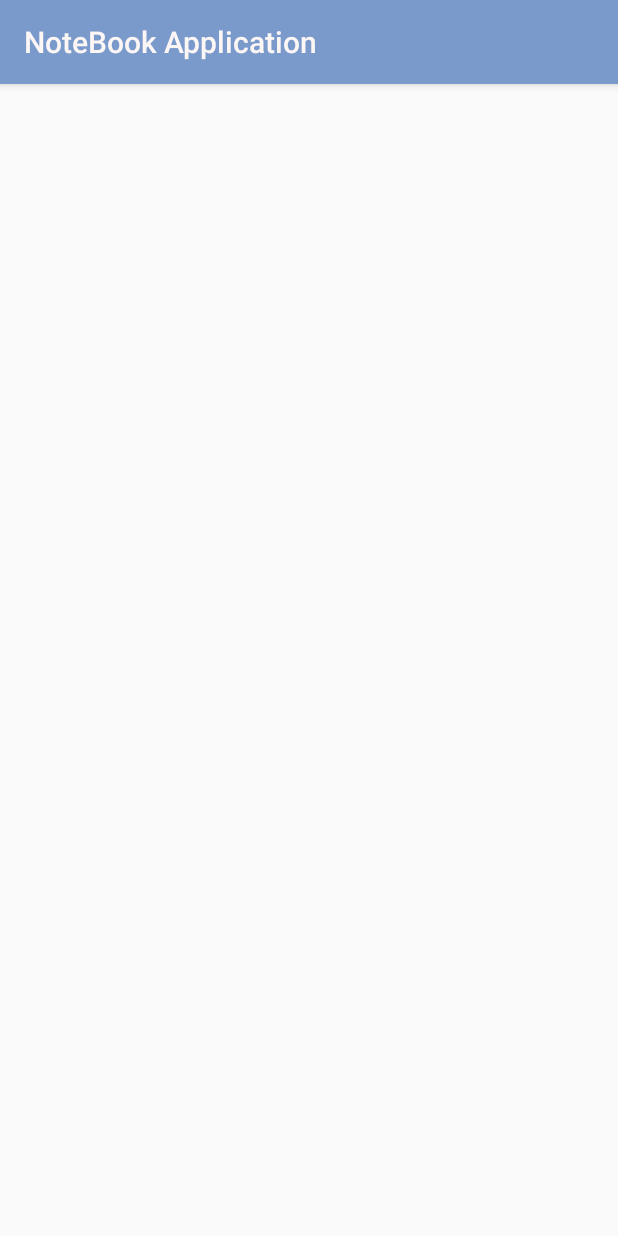
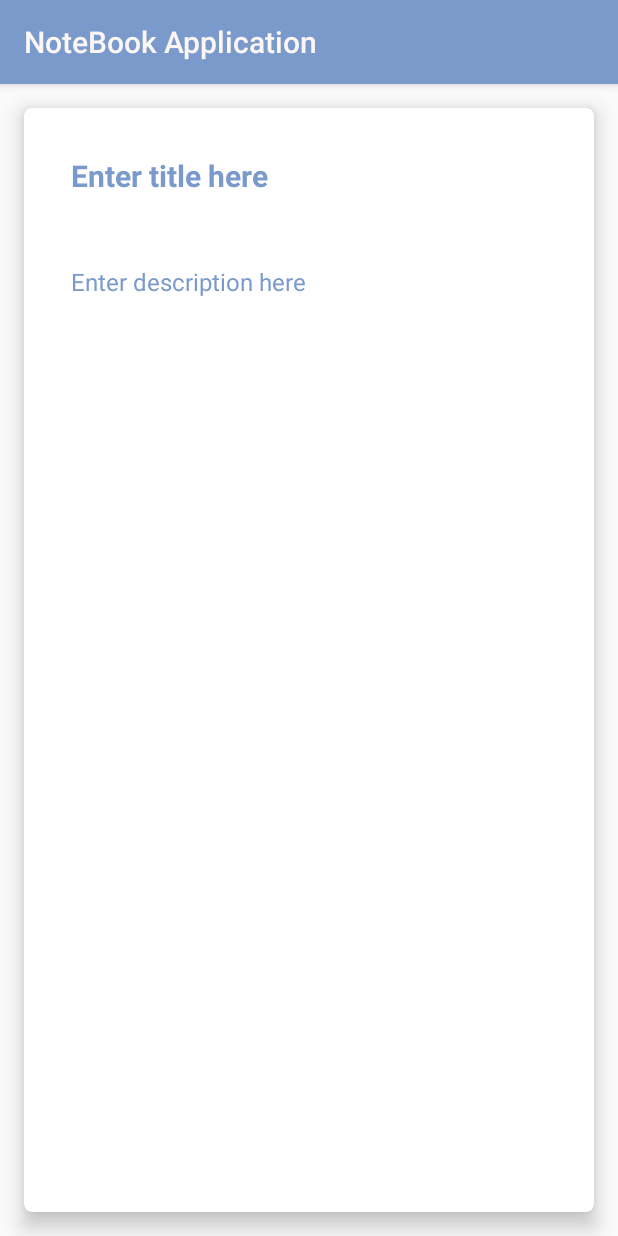
Before and after one commit to mralirezasoheili/notebook-application, an Android app: the fragment NewNoteFragment shown on its own in the app's theme, on a phone screen of 412 x 824 dp. Run offline under Robolectric (Android 15) with nearby library versions, the light colour scheme and no system bars.

Commit message:
Design fragment_new_note.xml

```diff
--- a/app/src/main/res/layout/fragment_home.xml
+++ b/app/src/main/res/layout/fragment_home.xml
@@ -55,9 +55,10 @@
 
             <ImageView
                 android:id="@+id/imageView"
-                android:layout_width="250dp"
-                android:layout_height="250dp"
-                android:src="@drawable/ic_bat"
+                android:layout_width="200dp"
+                android:layout_height="200dp"
+                android:contentDescription="@string/no_notes_available"
+                android:src="@drawable/ic_drawer"
                 app:layout_constraintEnd_toEndOf="parent"
                 app:layout_constraintStart_toStartOf="parent"
                 app:layout_constraintTop_toTopOf="parent" />
@@ -69,8 +70,8 @@
                 android:layout_gravity="center"
                 android:layout_marginTop="12dp"
                 android:text="@string/no_notes_available"
+                android:textColor="@color/colorPrimaryDark"
                 android:textSize="18sp"
-                android:textColor="@color/colorPrimaryDark"
                 android:textStyle="bold"
                 app:layout_constraintBottom_toBottomOf="parent"
                 app:layout_constraintEnd_toEndOf="parent"
--- a/app/src/main/res/layout/fragment_new_note.xml
+++ b/app/src/main/res/layout/fragment_new_note.xml
@@ -1,10 +1,61 @@
 <?xml version="1.0" encoding="utf-8"?>
-<FrameLayout xmlns:android="http://schemas.android.com/apk/res/android"
+<androidx.constraintlayout.widget.ConstraintLayout xmlns:android="http://schemas.android.com/apk/res/android"
+    xmlns:app="http://schemas.android.com/apk/res-auto"
     xmlns:tools="http://schemas.android.com/tools"
     android:layout_width="match_parent"
     android:layout_height="match_parent"
     tools:context=".NewNoteFragment">
 
+    <androidx.cardview.widget.CardView
+        android:id="@+id/cardView2"
+        android:layout_width="match_parent"
+        android:layout_height="match_parent"
+        android:layout_margin="16dp"
+        android:background="@color/colorAccent"
+        app:cardCornerRadius="5dp"
+        app:cardElevation="8sp"
+        app:layout_constraintBottom_toBottomOf="parent"
+        app:layout_constraintEnd_toEndOf="parent"
+        app:layout_constraintStart_toStartOf="parent"
+        app:layout_constraintTop_toTopOf="parent">
 
+        <LinearLayout
+            android:layout_width="match_parent"
+            android:layout_height="match_parent"
+            android:orientation="vertical"
+            android:padding="16dp">
 
-</FrameLayout>
+            <EditText
+                android:id="@+id/etNoteTitle"
+                android:layout_width="match_parent"
+                android:layout_height="wrap_content"
+                android:autofillHints="username"
+                android:background="@android:color/transparent"
+                android:ems="10"
+                android:hint="@string/enter_title_here"
+                android:inputType="text"
+                android:padding="15dp"
+                android:textColor="@color/colorPrimaryDark"
+                android:textColorHint="@color/colorPrimary"
+                android:textSize="20sp"
+                android:textStyle="bold" />
+
+            <EditText
+                android:id="@+id/etNoteBody"
+                android:layout_width="match_parent"
+                android:layout_height="match_parent"
+                android:layout_marginTop="15dp"
+                android:autofillHints="username"
+                android:background="@android:color/transparent"
+                android:ems="10"
+                android:gravity="start|top"
+                android:hint="@string/enter_description_here"
+                android:inputType="textMultiLine"
+                android:padding="15dp"
+                android:textColor="@color/colorPrimaryDark"
+                android:textColorHint="@color/colorPrimary"
+                android:textSize="16sp" />
+        </LinearLayout>
+    </androidx.cardview.widget.CardView>
+
+</androidx.constraintlayout.widget.ConstraintLayout>
--- a/app/src/main/res/values/strings.xml
+++ b/app/src/main/res/values/strings.xml
@@ -2,4 +2,6 @@
     <string name="app_name">NoteBook Application</string>
     <string name="add_new_note">Add New Note</string>
     <string name="no_notes_available">No Notes Available!</string>
+    <string name="enter_description_here">Enter description here</string>
+    <string name="enter_title_here">Enter title here</string>
 </resources>
```
